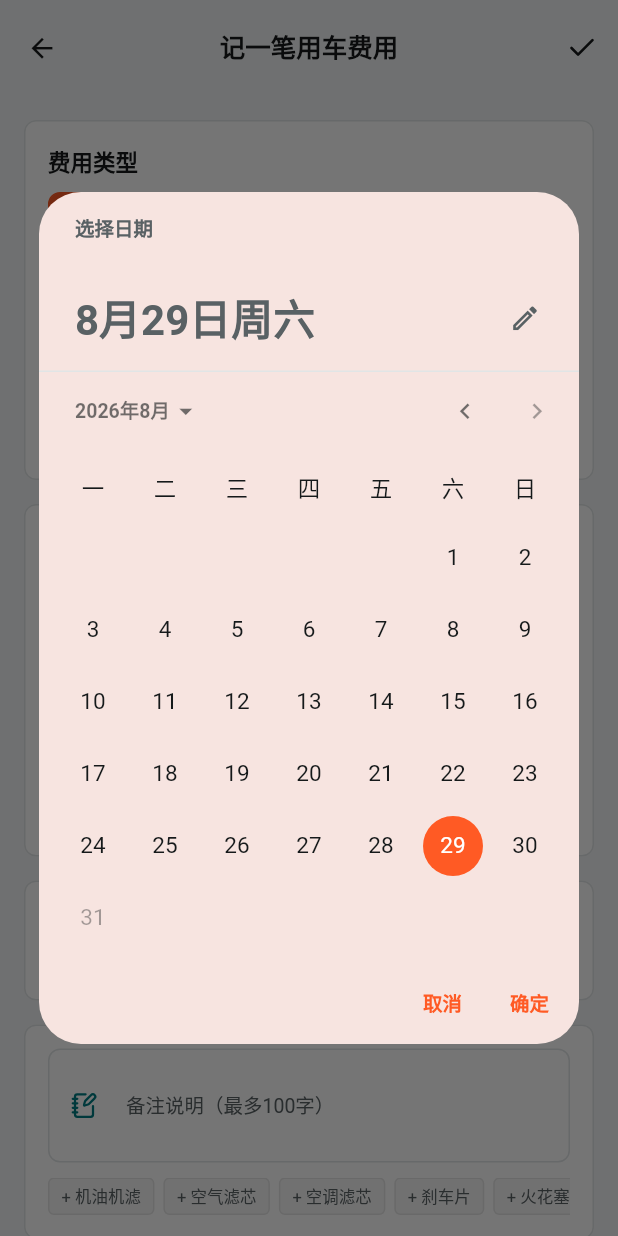
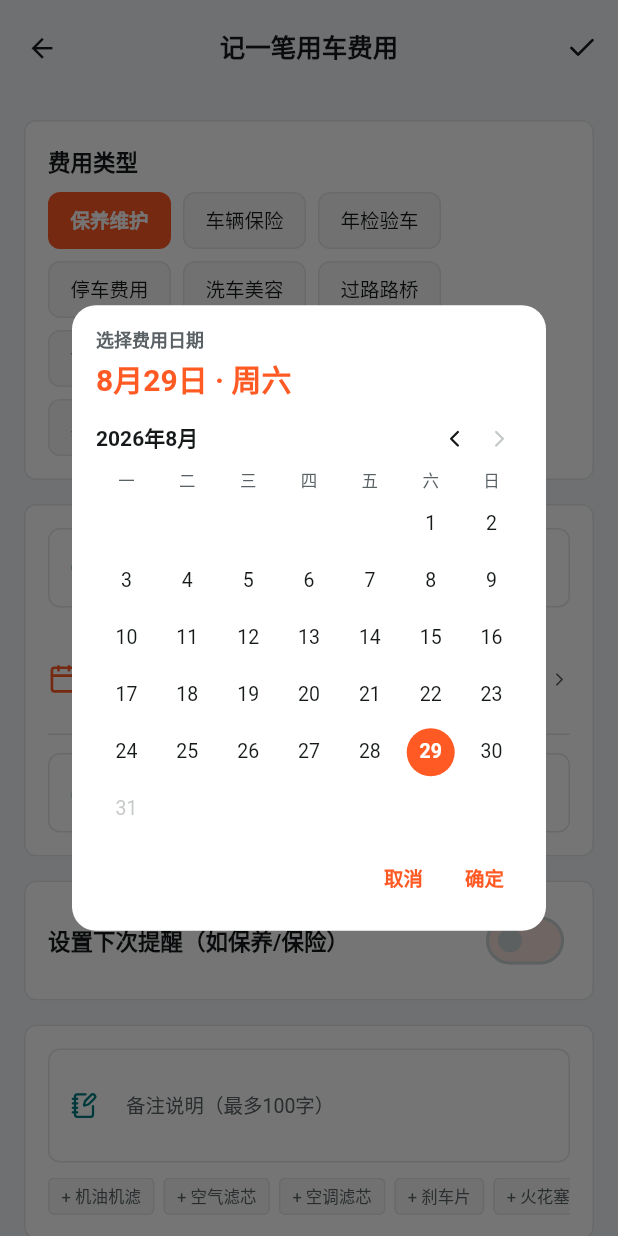
Before and after one commit to 1378944437/BearFuel, a Flutter app: the AddExpenseScreen screen opened directly, after a tap on "发生日期", on a phone screen of 412 x 824 dp. Run offline on Flutter 3.47's test engine with Material 3 defaults, Android fonts, the light colour scheme and no system bars; our stand-ins replace file_picker, fl_chart, flutter_secure_storage, geocoding, geolocator, lucide_icons_flutter and 4 more; missing offline and left inert: gbk_codec; accounts and stored records are empty.

Commit message:
feat: polish ledger swipe, date picker and remote-first release
- Fix left-swipe ledger card: gesture hit box now follows the card so
  edit/delete buttons receive taps; straighten the sliding card's right
  edge to keep corners flush with the action drawer
- Clamp chart touch tooltips inside the plot area (fitInside) on all
  trend, temperature and price charts
- Replace stock showDatePicker with a compact brand-styled picker
  (Monday-first grid, brand selection circle) across refuel, expense,
  reminder and statistics range flows
- Switch releases to remote-first: drop local release script, push a
  vX.Y.Z tag to trigger GitHub Actions; keep local build documented
- Make update check errors explicit (403 rate limit vs 404 private
  repo); remove duplicate GitHub release entry; drop settings index
  numbers; translate CHANGELOG to Chinese

```diff
--- a/lib/core/theme/app_icons.dart
+++ b/lib/core/theme/app_icons.dart
@@ -30,6 +30,7 @@ abstract final class AppIcons {
   static const IconData check = LucideIcons.check;
   static const IconData check_circle = LucideIcons.circleCheckBig;
   static const IconData check_circle_outline = LucideIcons.circleCheck;
+  static const IconData chevron_left = LucideIcons.chevronLeft;
   static const IconData chevron_right = LucideIcons.chevronRight;
   static const IconData clear = LucideIcons.x;
   static const IconData close = LucideIcons.x;
--- a/lib/presentation/screens/charts/statistics_screen.dart
+++ b/lib/presentation/screens/charts/statistics_screen.dart
@@ -822,6 +822,9 @@ class _StatisticsScreenState extends State<StatisticsScreen>
                         enabled: true,
                         handleBuiltInTouches: true,
                         touchTooltipData: BarTouchTooltipData(
+                          // 气泡钳制在图表可视范围内，避免触点靠边时越界
+                          fitInsideHorizontally: true,
+                          fitInsideVertically: true,
                           getTooltipItem: (group, groupIndex, rod, rodIndex) {
                             final p = displayTempVsCons[group.x.toInt()];
                             return BarTooltipItem(
@@ -1500,6 +1503,9 @@ class _StatisticsScreenState extends State<StatisticsScreen>
                   enabled: true,
                   handleBuiltInTouches: true,
                   touchTooltipData: LineTouchTooltipData(
+                    // 气泡钳制在图表可视范围内，避免触点靠边时越界
+                    fitInsideHorizontally: true,
+                    fitInsideVertically: true,
                     getTooltipColor: (_) => const Color(0xDE1A1A1A),
                     tooltipRoundedRadius: 8,
                     tooltipPadding: const EdgeInsets.symmetric(
--- a/lib/presentation/screens/expense/add_expense_screen.dart
+++ b/lib/presentation/screens/expense/add_expense_screen.dart
@@ -4,6 +4,7 @@ import 'package:flutter/services.dart';
 import 'package:provider/provider.dart';
 import 'package:uuid/uuid.dart';
 import '../../../core/constants/app_constants.dart';
+import '../../widgets/app_date_picker.dart';
 import '../../../core/utils/validators.dart';
 import '../../../core/utils/date_formatter.dart';
 import '../../../core/utils/input_formatters.dart';
@@ -66,12 +67,12 @@ class _AddExpenseScreenState extends State<AddExpenseScreen> {
 
   /// 选择费用发生日期
   Future<void> _pickDate() async {
-    final picked = await showDatePicker(
-      context: context,
+    final picked = await AppDatePicker.show(
+      context,
       initialDate: _selectedDate,
       firstDate: DateTime(2000),
       lastDate: DateTime.now().add(const Duration(days: 1)),
-      locale: const Locale('zh', 'CN'),
+      title: '选择费用日期',
     );
     if (picked != null) {
       setState(() => _selectedDate = picked);
@@ -80,13 +81,13 @@ class _AddExpenseScreenState extends State<AddExpenseScreen> {
 
   /// 选择下次到期提醒日期
   Future<void> _pickReminderDate() async {
-    final picked = await showDatePicker(
-      context: context,
+    final picked = await AppDatePicker.show(
+      context,
       initialDate:
           _reminderDate ?? DateTime.now().add(const Duration(days: 180)),
       firstDate: DateTime.now(),
       lastDate: DateTime.now().add(const Duration(days: 365 * 5)),
-      locale: const Locale('zh', 'CN'),
+      title: '选择提醒日期',
     );
     if (picked != null) {
       setState(() => _reminderDate = picked);
--- a/lib/presentation/screens/price/national_fuel_price_screen.dart
+++ b/lib/presentation/screens/price/national_fuel_price_screen.dart
@@ -848,6 +848,9 @@ class _NationalFuelPriceScreenState extends State<NationalFuelPriceScreen> {
                   enabled: true,
                   handleBuiltInTouches: true,
                   touchTooltipData: LineTouchTooltipData(
+                    // 气泡钳制在图表可视范围内，避免触点靠边时越界
+                    fitInsideHorizontally: true,
+                    fitInsideVertically: true,
                     getTooltipColor: (_) => const Color(0xDE1A1A1A),
                     getTooltipItems: (spots) {
                       return spots.map((spot) {
--- /dev/null
+++ b/lib/presentation/widgets/app_date_picker.dart
@@ -0,0 +1,378 @@
+import 'package:flutter/material.dart';
+
+import '../../core/theme/app_icons.dart';
+import '../../core/theme/app_theme.dart';
+
+/// 应用统一的紧凑日期选择弹窗。
+///
+/// 与系统默认 DatePicker 相比：尺寸紧凑、配色跟随品牌主题
+/// （周一为首列、选中日为品牌橙圆底）。
+class AppDatePicker {
+  AppDatePicker._();
+
+  static const List<String> _weekdayLabels = [
+    '一',
+    '二',
+    '三',
+    '四',
+    '五',
+    '六',
+    '日',
+  ];
+
+  /// 弹出日期选择，返回所选日期（当日 00:00），取消返回 null。
+  static Future<DateTime?> show(
+    BuildContext context, {
+    required DateTime initialDate,
+    required DateTime firstDate,
+    required DateTime lastDate,
+    String title = '选择日期',
+  }) {
+    return showDialog<DateTime>(
+      context: context,
+      builder: (_) => _AppDatePickerDialog(
+        title: title,
+        initialDate: initialDate,
+        firstDate: firstDate,
+        lastDate: lastDate,
+      ),
+    );
+  }
+}
+
+class _AppDatePickerDialog extends StatefulWidget {
+  final String title;
+  final DateTime initialDate;
+  final DateTime firstDate;
+  final DateTime lastDate;
+
+  const _AppDatePickerDialog({
+    required this.title,
+    required this.initialDate,
+    required this.firstDate,
+    required this.lastDate,
+  });
+
+  @override
+  State<_AppDatePickerDialog> createState() => _AppDatePickerDialogState();
+}
+
+class _AppDatePickerDialogState extends State<_AppDatePickerDialog> {
+  late DateTime _selected; // 所选日期（00:00）
+  late int _year;
+  late int _month;
+
+  static const Color _brand = AppBrandColors.brand;
+
+  @override
+  void initState() {
+    super.initState();
+    _selected = _dateOnly(
+      widget.initialDate.clampDate(from: widget.firstDate, to: widget.lastDate),
+    );
+    _year = _selected.year;
+    _month = _selected.month;
+  }
+
+  static DateTime _dateOnly(DateTime d) => DateTime(d.year, d.month, d.day);
+
+  bool _isBeforeRange(DateTime d) => d.isBefore(_dateOnly(widget.firstDate));
+
+  bool _isAfterRange(DateTime d) => d.isAfter(_dateOnly(widget.lastDate));
+
+  bool _inRange(DateTime d) => !_isBeforeRange(d) && !_isAfterRange(d);
+
+  bool _monthIntersectsRange(int year, int month) {
+    final firstOfMonth = DateTime(year, month, 1);
+    final lastOfMonth = DateTime(year, month + 1, 0);
+    final first = _dateOnly(widget.firstDate);
+    final last = _dateOnly(widget.lastDate);
+    return !firstOfMonth.isAfter(last) && !lastOfMonth.isBefore(first);
+  }
+
+  void _shiftMonth(int delta) {
+    var y = _year;
+    var m = _month + delta;
+    while (m > 12) {
+      m -= 12;
+      y++;
+    }
+    while (m < 1) {
+      m += 12;
+      y--;
+    }
+    if (!_monthIntersectsRange(y, m)) return;
+    setState(() {
+      _year = y;
+      _month = m;
+    });
+  }
+
+  bool get _canGoPrev => _monthIntersectsRange(_year, _month - 1);
+
+  bool get _canGoNext => _monthIntersectsRange(_year, _month + 1);
+
+  List<int?> _buildCells() {
+    final firstOfMonth = DateTime(_year, _month, 1);
+    // 周一为首列：DateTime.weekday 周一=1 … 周日=7，前置空位 = weekday-1
+    final leadingBlanks = firstOfMonth.weekday - 1;
+    final daysInMonth = DateTime(_year, _month + 1, 0).day;
+    return [
+      ...List<int?>.filled(leadingBlanks, null),
+      for (var d = 1; d <= daysInMonth; d++) d,
+    ];
+  }
+
+  @override
+  Widget build(BuildContext context) {
+    final colors = Theme.of(context).colorScheme;
+    final today = _dateOnly(DateTime.now());
+
+    return Dialog(
+      shape: RoundedRectangleBorder(borderRadius: BorderRadius.circular(16)),
+      insetPadding: const EdgeInsets.symmetric(horizontal: 48, vertical: 24),
+      child: Padding(
+        padding: const EdgeInsets.fromLTRB(16, 14, 16, 10),
+        child: Column(
+          mainAxisSize: MainAxisSize.min,
+          crossAxisAlignment: CrossAxisAlignment.start,
+          children: [
+            // 标题与当前选中日期
+            Text(
+              widget.title,
+              style: TextStyle(
+                fontSize: 12,
+                fontWeight: FontWeight.bold,
+                color: colors.onSurfaceVariant,
+              ),
+            ),
+            const SizedBox(height: 2),
+            Text(
+              '${_selected.month}月${_selected.day}日 · ${_weekdayName(_selected)}',
+              style: const TextStyle(
+                fontSize: 20,
+                fontWeight: FontWeight.bold,
+                color: _brand,
+              ),
+            ),
+            const SizedBox(height: 8),
+
+            // 月份切换行
+            Row(
+              children: [
+                Expanded(
+                  child: Text(
+                    '$_year年$_month月',
+                    style: const TextStyle(
+                      fontSize: 14,
+                      fontWeight: FontWeight.bold,
+                    ),
+                  ),
+                ),
+                _NavButton(
+                  icon: AppIcons.chevron_left,
+                  enabled: _canGoPrev,
+                  onTap: () => _shiftMonth(-1),
+                ),
+                _NavButton(
+                  icon: AppIcons.chevron_right,
+                  enabled: _canGoNext,
+                  onTap: () => _shiftMonth(1),
+                ),
+              ],
+            ),
+            const SizedBox(height: 4),
+
+            // 星期表头
+            Row(
+              children: [
+                for (final label in AppDatePicker._weekdayLabels)
+                  Expanded(
+                    child: Center(
+                      child: Text(
+                        label,
+                        style: TextStyle(
+                          fontSize: 11,
+                          color: colors.onSurfaceVariant,
+                        ),
+                      ),
+                    ),
+                  ),
+              ],
+            ),
+            const SizedBox(height: 2),
+
+            // 日期网格
+            for (final row in _buildRows(_buildCells()))
+              Row(
+                children: [
+                  for (final cell in row)
+                    Expanded(
+                      child: cell == null
+                          ? const SizedBox(height: 38)
+                          : _DayCell(
+                              day: cell,
+                              date: DateTime(_year, _month, cell),
+                              isSelected:
+                                  _dateOnly(DateTime(_year, _month, cell)) ==
+                                  _selected,
+                              isToday:
+                                  _dateOnly(DateTime(_year, _month, cell)) ==
+                                  today,
+                              enabled: _inRange(DateTime(_year, _month, cell)),
+                              onSelect: () => setState(() {
+                                _selected = DateTime(_year, _month, cell);
+                              }),
+                            ),
+                    ),
+                ],
+              ),
+
+            const SizedBox(height: 4),
+            // 底部操作
+            Row(
+              mainAxisAlignment: MainAxisAlignment.end,
+              children: [
+                TextButton(
+                  onPressed: () => Navigator.pop(context),
+                  child: const Text('取消'),
+                ),
+                const SizedBox(width: 4),
+                TextButton(
+                  onPressed: () => Navigator.pop(context, _selected),
+                  style: TextButton.styleFrom(foregroundColor: _brand),
+                  child: const Text(
+                    '确定',
+                    style: TextStyle(fontWeight: FontWeight.bold),
+                  ),
+                ),
+              ],
+            ),
+          ],
+        ),
+      ),
+    );
+  }
+
+  List<List<int?>> _buildRows(List<int?> cells) {
+    final rows = <List<int?>>[];
+    for (var i = 0; i < cells.length; i += 7) {
+      final slice = cells.sublist(
+        i,
+        (i + 7) > cells.length ? cells.length : i + 7,
+      );
+      while (slice.length < 7) {
+        slice.add(null);
+      }
+      rows.add(slice);
+    }
+    return rows;
+  }
+
+  static String _weekdayName(DateTime d) {
+    const names = ['周一', '周二', '周三', '周四', '周五', '周六', '周日'];
+    return names[d.weekday - 1];
+  }
+}
+
+class _NavButton extends StatelessWidget {
+  final IconData icon;
+  final bool enabled;
+  final VoidCallback onTap;
+
+  const _NavButton({
+    required this.icon,
+    required this.enabled,
+    required this.onTap,
+  });
+
+  @override
+  Widget build(BuildContext context) {
+    final colors = Theme.of(context).colorScheme;
+    return InkWell(
+      borderRadius: BorderRadius.circular(8),
+      onTap: enabled ? onTap : null,
+      child: Padding(
+        padding: const EdgeInsets.all(6),
+        child: Icon(
+          icon,
+          size: 18,
+          color: enabled
+              ? colors.onSurface
+              : colors.onSurfaceVariant.withValues(alpha: 0.35),
+        ),
+      ),
+    );
+  }
+}
+
+class _DayCell extends StatelessWidget {
+  final int day;
+  final DateTime date;
+  final bool isSelected;
+  final bool isToday;
+  final bool enabled;
+  final VoidCallback onSelect;
+
+  const _DayCell({
+    required this.day,
+    required this.date,
+    required this.isSelected,
+    required this.isToday,
+    required this.enabled,
+    required this.onSelect,
+  });
+
+  @override
+  Widget build(BuildContext context) {
+    final colors = Theme.of(context).colorScheme;
+    final textColor = isSelected
+        ? Colors.white
+        : enabled
+        ? colors.onSurface
+        : colors.onSurfaceVariant.withValues(alpha: 0.35);
+
+    return InkWell(
+      borderRadius: BorderRadius.circular(19),
+      onTap: enabled ? onSelect : null,
+      child: Container(
+        height: 38,
+        alignment: Alignment.center,
+        child: Container(
+          width: 32,
+          height: 32,
+          alignment: Alignment.center,
+          decoration: BoxDecoration(
+            color: isSelected ? AppBrandColors.brand : Colors.transparent,
+            shape: BoxShape.circle,
+            border: !isSelected && isToday && enabled
+                ? Border.all(color: AppBrandColors.brand, width: 1.2)
+                : null,
+          ),
+          child: Text(
+            '$day',
+            style: TextStyle(
+              fontSize: 13,
+              fontWeight: isSelected || isToday
+                  ? FontWeight.bold
+                  : FontWeight.normal,
+              color: textColor,
+            ),
+          ),
+        ),
+      ),
+    );
+  }
+}
+
+extension on DateTime {
+  /// 钳制到 [from] 与 [to]（含边界），仅比较日期部分
+  DateTime clampDate({required DateTime from, required DateTime to}) {
+    final thisDay = DateTime(year, month, day);
+    final f = DateTime(from.year, from.month, from.day);
+    final t = DateTime(to.year, to.month, to.day);
+    if (thisDay.isBefore(f)) return f;
+    if (thisDay.isAfter(t)) return t;
+    return this;
+  }
+}
--- a/pubspec.yaml
+++ b/pubspec.yaml
@@ -2,7 +2,7 @@ name: bearfuel
 description: "类小熊油耗的专业级车辆油耗与用车成本管理应用"
 publish_to: 'none' # 私有应用，不发布到 pub.dev
 
-version: 0.2.13+24
+version: 0.2.14+25
 
 environment:
   sdk: '>=3.12.0 <4.0.0'
```
Also changed, not shown: lib/core/config/app_config.dart (+7 -2 lines), lib/core/utils/release_tools.dart (+8 -5 lines), lib/presentation/screens/records/record_list_screen.dart (+18 -8 lines), lib/presentation/screens/refuel/add_refuel_screen.dart (+4 -3 lines), lib/presentation/screens/settings/about_section.dart (+11 -33 lines), lib/presentation/screens/settings/service_settings_screen.dart (+0 -13 lines), lib/presentation/widgets/compact_date_range_dialog.dart (+4 -5 lines), 3 other files.
